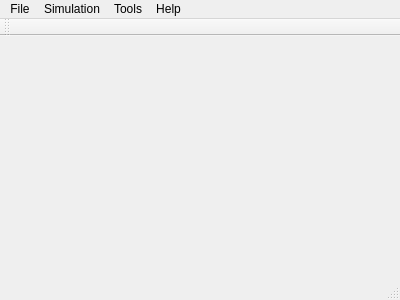
Before: the Qt Designer form simUI/simui.ui in wchen329/mips-tools, drawn with Qt 5.
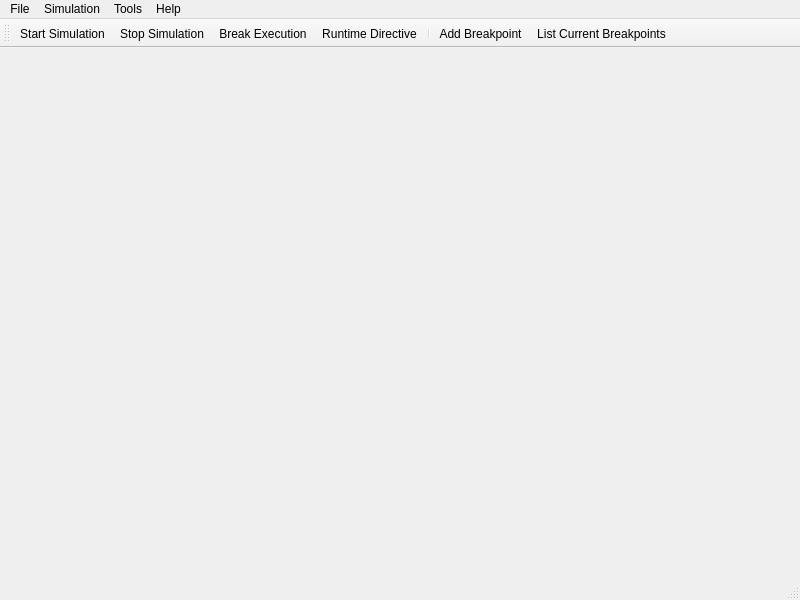
After: the same form once the commit is applied. Icons and pictures are not drawn.

What changed in the file:
```diff
--- a/simUI/simui.ui
+++ b/simUI/simui.ui
@@ -6,8 +6,8 @@
    <rect>
     <x>0</x>
     <y>0</y>
-    <width>400</width>
-    <height>300</height>
+    <width>800</width>
+    <height>600</height>
    </rect>
   </property>
   <property name="windowTitle">
@@ -31,7 +31,7 @@
     <rect>
      <x>0</x>
      <y>0</y>
-     <width>400</width>
+     <width>800</width>
      <height>20</height>
     </rect>
    </property>
@@ -83,12 +83,25 @@
    <addaction name="menuAbout"/>
   </widget>
   <widget class="QToolBar" name="mainToolBar">
+   <property name="windowTitle">
+    <string>Simulation Toolbar</string>
+   </property>
+   <property name="toolButtonStyle">
+    <enum>Qt::ToolButtonTextBesideIcon</enum>
+   </property>
    <attribute name="toolBarArea">
     <enum>TopToolBarArea</enum>
    </attribute>
    <attribute name="toolBarBreak">
     <bool>false</bool>
    </attribute>
+   <addaction name="actionStart_Simulation"/>
+   <addaction name="actionStop_Simulation"/>
+   <addaction name="actionBreak_Execution"/>
+   <addaction name="actionRuntime_Directive"/>
+   <addaction name="separator"/>
+   <addaction name="actionAdd_Breakpoint"/>
+   <addaction name="actionList_Current_Breakpoints"/>
   </widget>
   <widget class="QStatusBar" name="statusBar"/>
   <action name="actionExit">
```
Left out of the diff: 58 changed lines with no effect on the pictures.
